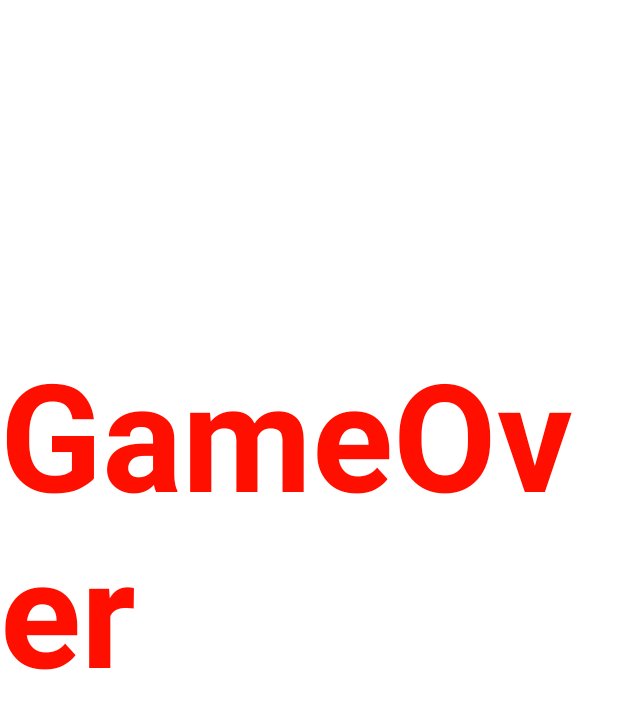
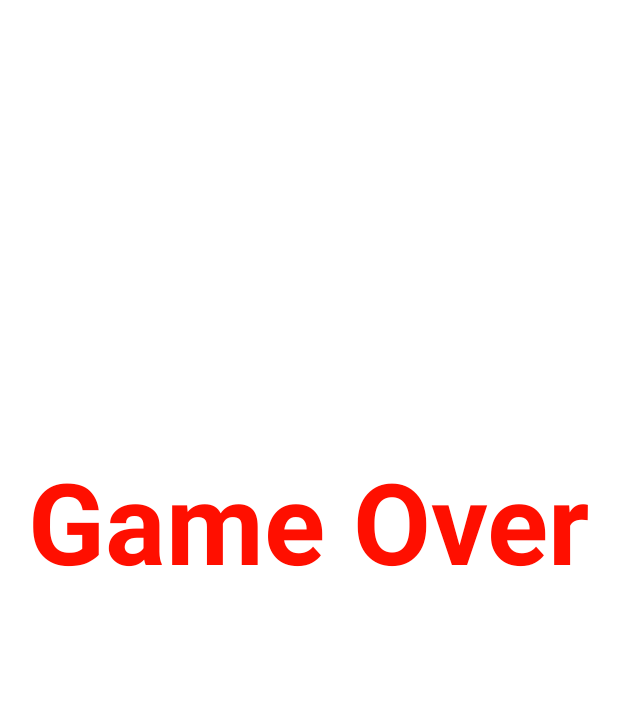
Before and after one commit to ShivaShirsath/Flying-Fish, an Android app: the GameOver screen opened directly, with no data from a screen before it, on a phone screen of 412 x 824 dp. Shown: the top 709 px of the screen. Run offline under Robolectric (Android 15) with nearby library versions, the phone set to English and light mode, and no system bars.

Commit message:
Update activity_over.xml

```diff
--- a/app/src/main/res/layout/activity_over.xml
+++ b/app/src/main/res/layout/activity_over.xml
@@ -7,12 +7,12 @@
 	android:orientation="vertical">
 
 	<TextView
-		android:text="GameOver"
+		android:text="Game Over"
 		android:layout_width="wrap_content"
 		android:layout_height="wrap_content"
 		android:textColor="#FF0F00"
 		android:textStyle="bold"
-		android:textSize="100sp"/>
+		android:textSize="75sp"/>
 
 	<TextView
 		android:layout_width="wrap_content"
```
